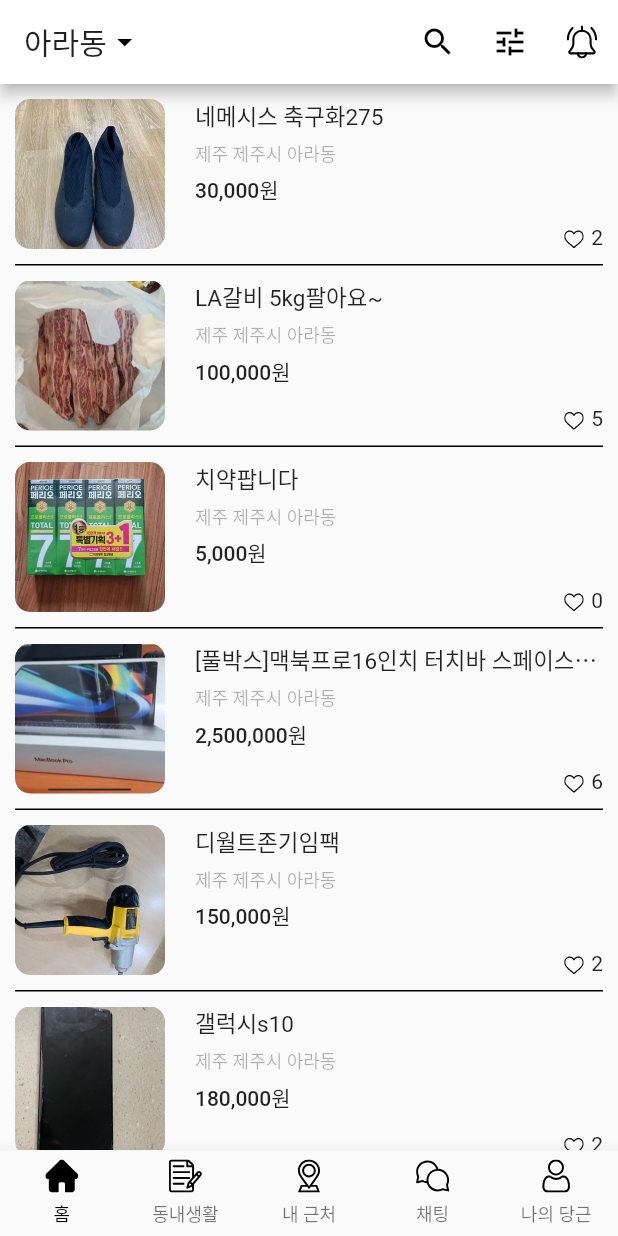
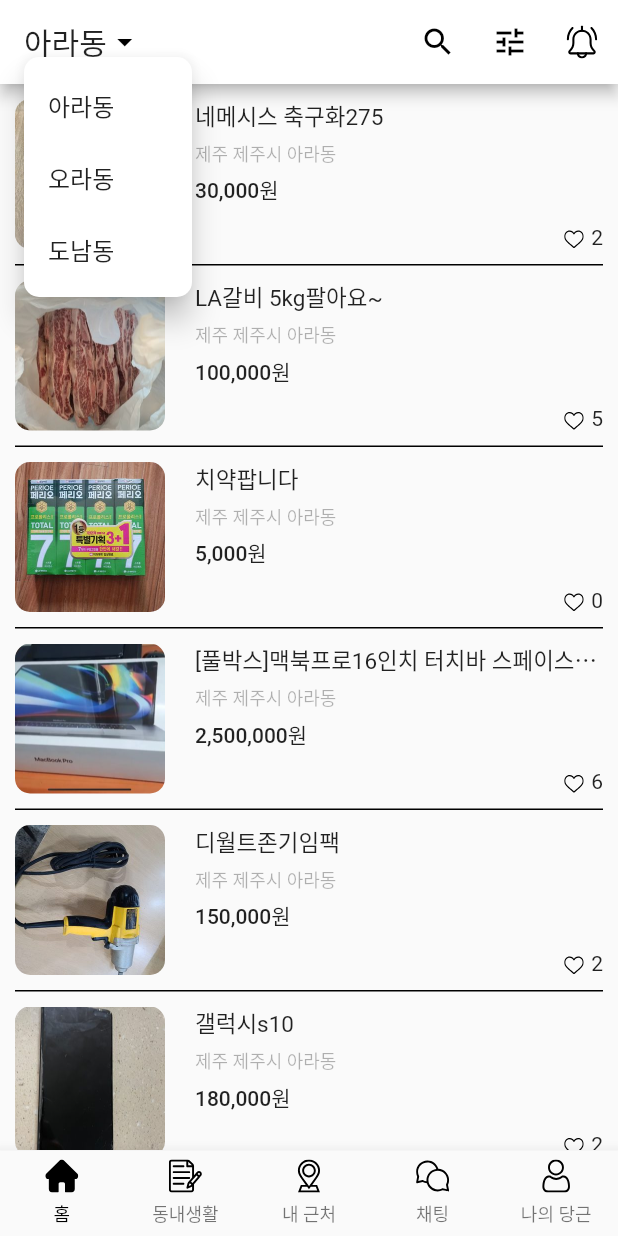
Before and after one commit to flutter-study-project/carrot-market-clone, a Flutter app: the screen it shows after launch, after a tap on "아라동", on a phone screen of 412 x 824 dp. Run offline on Flutter 3.47's test engine with Material 2 defaults, Android fonts, the phone set to English and light mode, and no system bars; our stand-ins replace flutter_svg.

Commit message:
[추가] 상단바 기능 추가

```diff
--- a/lib/pages/home.dart
+++ b/lib/pages/home.dart
@@ -11,9 +11,16 @@ class Home extends StatefulWidget {
 
 class _HomeState extends State<Home> {
   List<Map<String, String>> datas = [];
+  String currentLocation = 'ara';
+  final Map<String, String> locationTypeToString = {
+    "ara": "아라동",
+    "ora": "오라동",
+    "donam": "도남동",
+  };
 
   void initState() {
     super.initState();
+    currentLocation = "ara";
     datas = [
       {
         "cid": "1",
@@ -109,12 +116,30 @@ class _HomeState extends State<Home> {
         onTap: () {
           print('click!');
         },
-        child: Row(children: [
-          Text(
-            '아라동',
-          ),
-          Icon(Icons.arrow_drop_down)
-        ]),
+        child: PopupMenuButton<String>(
+          offset: Offset(0, 25),
+          shape: ShapeBorder.lerp(
+              RoundedRectangleBorder(borderRadius: BorderRadius.circular(10.0)),
+              RoundedRectangleBorder(borderRadius: BorderRadius.circular(10.0)),
+              1),
+          onSelected: (String where) {
+            print(where);
+            setState(() {
+              currentLocation = where;
+            });
+          },
+          itemBuilder: (conetext) {
+            return [
+              PopupMenuItem(value: 'ara', child: Text('아라동')),
+              PopupMenuItem(value: 'ora', child: Text('오라동')),
+              PopupMenuItem(value: 'donam', child: Text('도남동'))
+            ];
+          },
+          child: Row(children: [
+            Text(locationTypeToString[currentLocation]!),
+            Icon(Icons.arrow_drop_down)
+          ]),
+        ),
       ),
       actions: [
         IconButton(onPressed: () {}, icon: Icon(Icons.search)),
```
